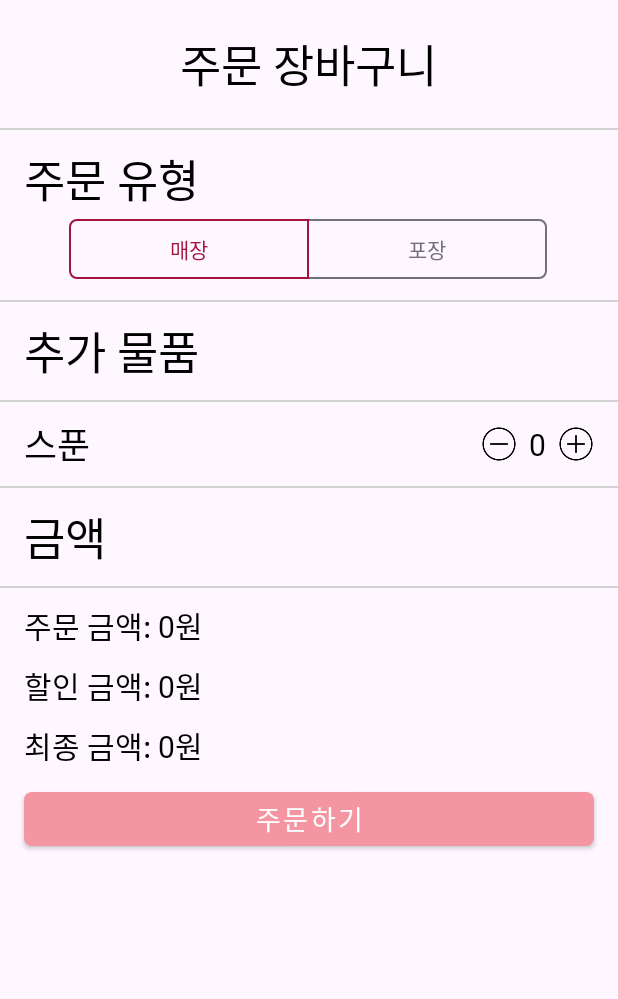
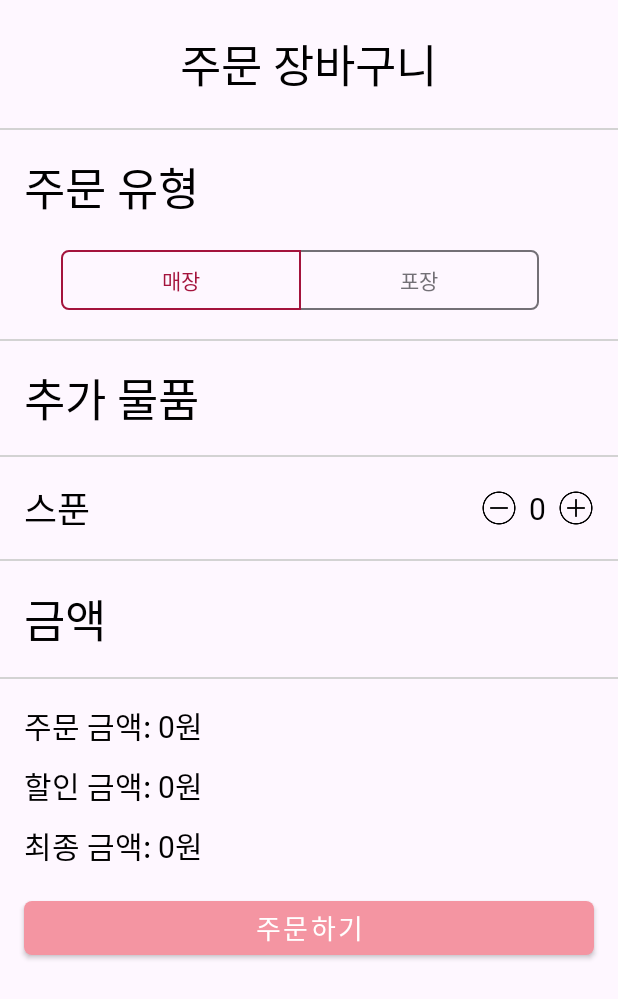
Before and after one commit to Dufrane-S/icepop, an Android app: the fragment IceCreamOrderFragment placed in its activity, on a phone screen of 412 x 824 dp. Shown: the top 999 px of the screen. Run offline under Robolectric (Android 15) with nearby library versions, the phone set to English and light mode, and no system bars; libraries missing offline, so code that uses them is left out: kr.co.bootpay; network calls fail; pictures from the network do not load; Roboto replaces fonts that are not available here; 3 statements that could not run were skipped.

Commit message:
Fix : 아이스크림 장바구니 주문 ui 간격 조정

```diff
--- a/android/app/src/main/res/layout/fragment_ice_cream_order.xml
+++ b/android/app/src/main/res/layout/fragment_ice_cream_order.xml
@@ -42,7 +42,7 @@
             android:layout_width="wrap_content"
             android:layout_height="wrap_content"
             android:layout_marginStart="16dp"
-            android:layout_marginTop="10dp"
+            android:layout_marginTop="15dp"
             android:text="주문 유형"
             android:textColor="@color/black"
             android:textSize="30sp" />
@@ -50,12 +50,12 @@
         <LinearLayout
             android:layout_width="match_parent"
             android:layout_height="wrap_content"
-            android:layout_marginBottom="10dp"
+            android:layout_marginVertical="15dp"
             android:gravity="center" >
 
             <com.google.android.material.button.MaterialButtonToggleGroup
                 android:id="@+id/order_type_toggle_group"
-                android:layout_width="320dp"
+                android:layout_width="330dp"
                 android:layout_height="wrap_content"
                 app:singleSelection="true"
                 app:checkedButton="@+id/market_button">
@@ -96,7 +96,7 @@
             android:layout_width="wrap_content"
             android:layout_height="wrap_content"
             android:layout_marginStart="16dp"
-            android:layout_marginVertical="10dp"
+            android:layout_marginVertical="15dp"
             android:text="추가 물품"
             android:textColor="@color/black"
             android:textSize="30sp" />
@@ -110,8 +110,7 @@
             android:id="@+id/spoon_info_area"
             android:layout_width="match_parent"
             android:layout_height="wrap_content"
-            android:layout_marginVertical="10dp"
-            android:layout_marginHorizontal="16dp">
+            android:layout_margin="16dp">
 
             <TextView
                 android:layout_width="wrap_content"
@@ -164,8 +163,7 @@
             android:layout_width="match_parent"
             android:layout_height="wrap_content"
             android:visibility="gone"
-            android:layout_marginVertical="10dp"
-            android:layout_marginHorizontal="16dp">
+            android:layout_margin="16dp">
 
             <TextView
                 android:id="@+id/textView"
@@ -233,8 +231,7 @@
         <TextView
             android:layout_width="wrap_content"
             android:layout_height="wrap_content"
-            android:layout_marginStart="16dp"
-            android:layout_marginVertical="10dp"
+            android:layout_margin="16dp"
             android:text="금액"
             android:textColor="@color/black"
             android:textSize="30sp" />
@@ -248,8 +245,7 @@
             android:layout_width="match_parent"
             android:layout_height="wrap_content"
             android:orientation="vertical"
-            android:layout_marginVertical="10dp"
-            android:layout_marginHorizontal="16dp">
+            android:layout_margin="16dp">
 
             <TextView
                 android:id="@+id/order_price_tv"
--- a/android/app/src/main/res/layout/item_cart.xml
+++ b/android/app/src/main/res/layout/item_cart.xml
@@ -4,7 +4,7 @@
     android:layout_height="wrap_content"
     xmlns:app="http://schemas.android.com/apk/res-auto"
     android:orientation="horizontal"
-    android:padding="10dp"
+    android:padding="16dp"
     android:gravity="center_vertical"
     android:background="?android:attr/selectableItemBackground">
 
```
